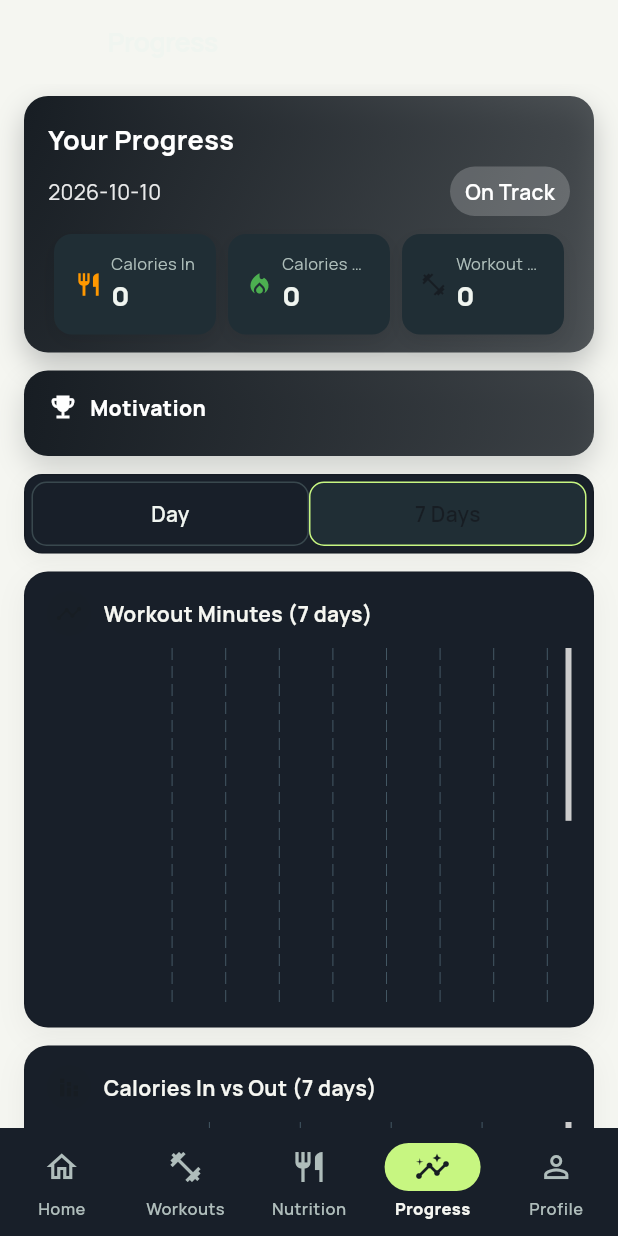
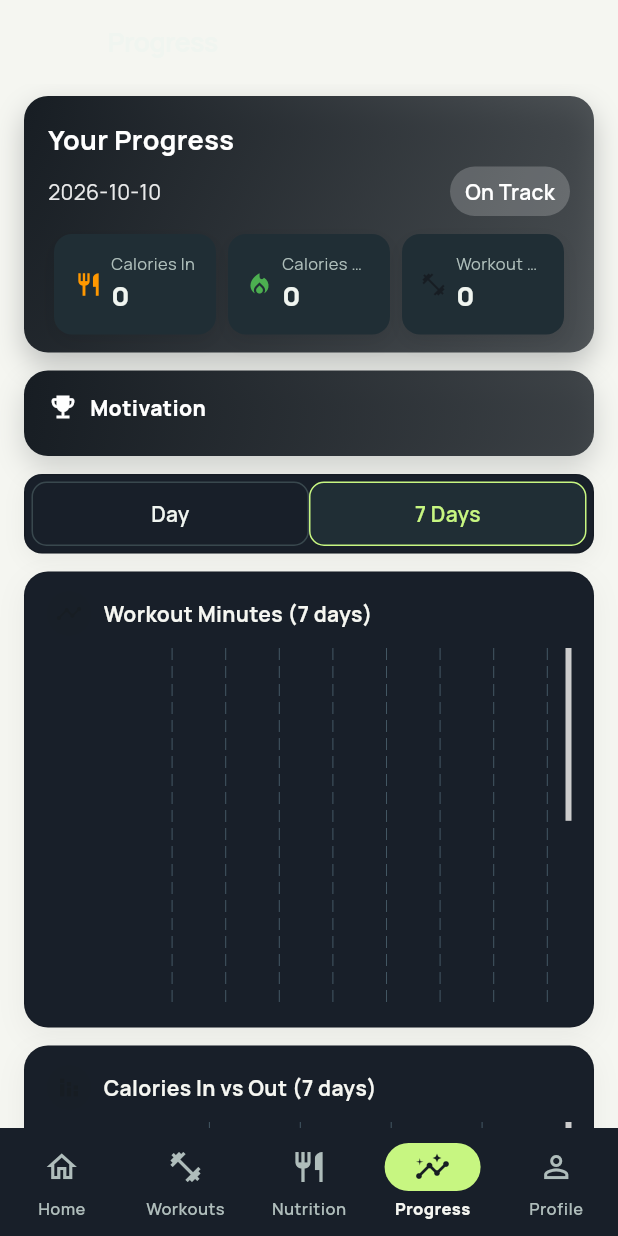
Before and after one commit to sovanndevid/Capstone_Project-Fitness_Flex, a Flutter app: the ProgressPage screen opened by its route, on a phone screen of 412 x 824 dp. Run offline on Flutter 3.47's test engine with Material 3 defaults, Android fonts, the light colour scheme and no system bars; drawn by our look-alikes of fl_chart; our stand-ins replace camera, cloud_firestore, firebase_auth, firebase_core, firebase_storage, google_fonts and 3 more; missing offline and left inert: dart:html, google_mlkit_pose_detection; accounts and stored records are empty; network calls fail.

Commit message:
Improve contrast of selected progress range toggle in dark mode

```diff
--- a/fitness_flex_app/lib/presentation/pages/progress_page.dart
+++ b/fitness_flex_app/lib/presentation/pages/progress_page.dart
@@ -1467,7 +1467,7 @@ class _ProgressPageState extends State<ProgressPage> {
             style: TextStyle(
               fontWeight: FontWeight.w600,
               color: selected
-                  ? AppTheme.primaryColor
+                  ? AppTheme.secondaryColor
                   : AppTheme.darkText, // readable text
             ),
           ),
```
